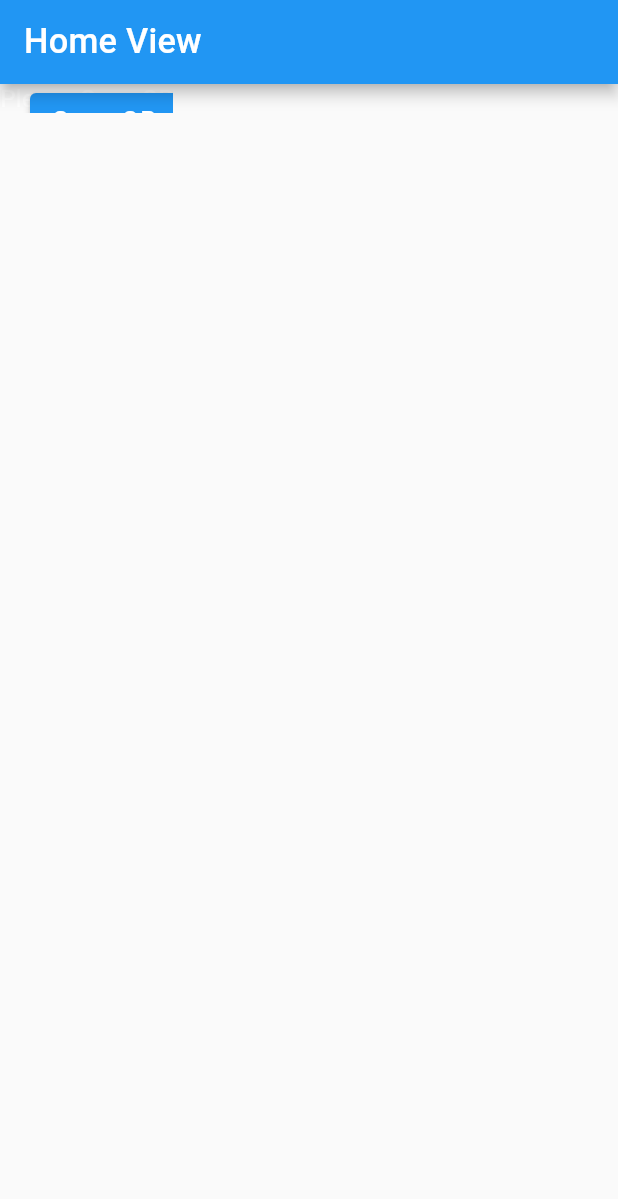
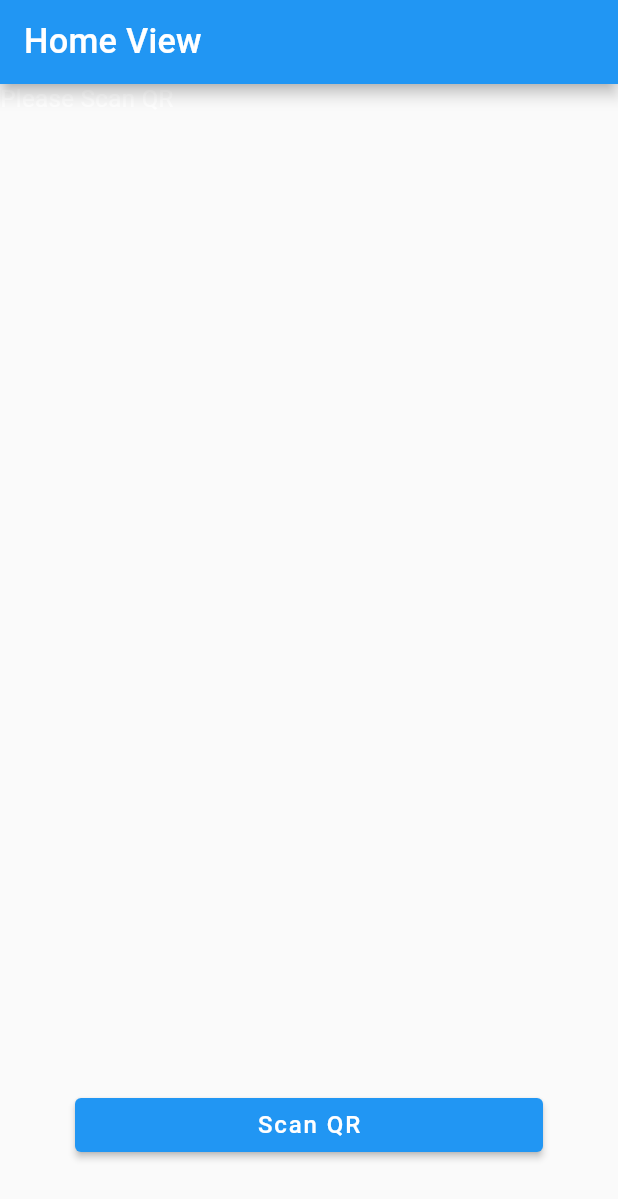
Before and after one commit to Otabek66/eventeradmin, a Flutter app: the screen it shows after launch, on a phone screen of 412 x 824 dp. Shown: the top 1199 px of the screen. Run offline on Flutter 3.47's test engine with Material 2 defaults, Android fonts, the light colour scheme and no system bars; our stand-ins replace flutter_bloc, flutter_screenutil.

Commit message:
View updating

```diff
--- a/lib/screens/home/view/home_view.dart
+++ b/lib/screens/home/view/home_view.dart
@@ -2,6 +2,7 @@ import 'package:eventeradmin/screens/home/cubit/home_cubit.dart';
 import 'package:eventeradmin/screens/home/state/home_state.dart';
 import 'package:flutter/material.dart';
 import 'package:flutter_bloc/flutter_bloc.dart';
+import 'package:flutter_screenutil/flutter_screenutil.dart';
 
 class HomeView extends StatelessWidget {
   HomeView({Key? key}) : super(key: key);
@@ -38,12 +39,15 @@ class HomeView extends StatelessWidget {
         builder: (context, state) {
           if (state is HomeInitial) {
             return SizedBox(
-
+              height: MediaQuery.of(context).size.height,
+              width: MediaQuery.of(context).size.width,
               child: Stack(
                 children: [
                   Positioned(child: Text('Please Scan QR')),
                   Positioned(
-                   left: 20,
+                   right: 50,
+                   left: 50,
+                   bottom: 50,
                     child: ElevatedButton(
                       onPressed: () {
 
```
